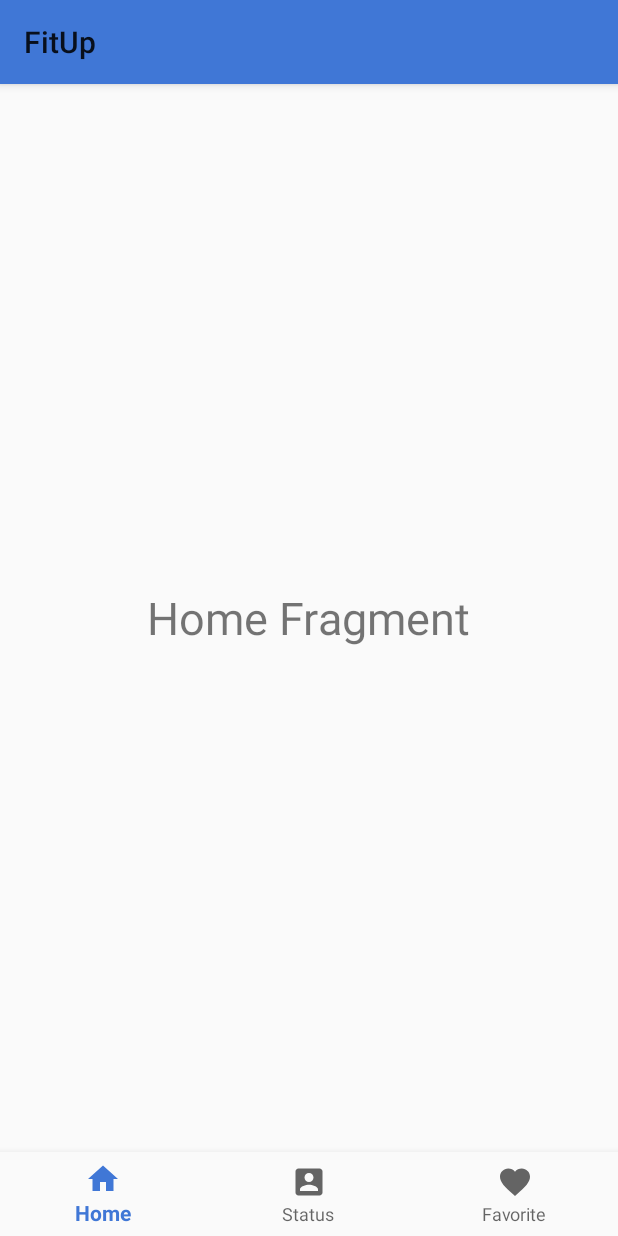
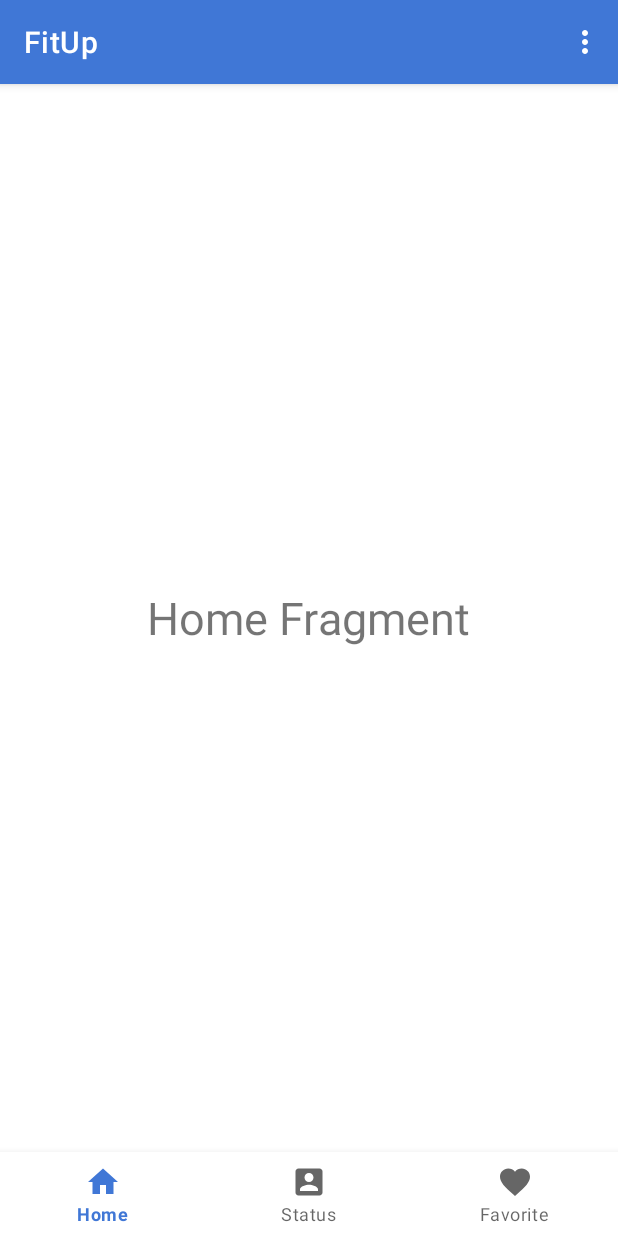
Before and after one commit to LiranFain22/FitUp, an Android app: the screen it shows after launch once a user with an empty profile is signed in (MainActivity), on a phone screen of 412 x 824 dp. Run offline under Robolectric (Android 15) with nearby library versions, the phone set to English and light mode, and no system bars; our stand-ins replace Firebase (no records; nobody signed in at launch, a user with empty details on screens opened directly).

Commit message:
complete to enable 'logout' option

```diff
--- a/app/build.gradle
+++ b/app/build.gradle
@@ -7,7 +7,7 @@
 
     defaultConfig {
         applicationId "com.example.fitup"
-        minSdkVersion 16
+        minSdkVersion 21
         targetSdkVersion 30
         versionCode 1
         versionName "1.0"
--- a/app/src/main/java/com/example/fitup/LoginActivity.java
+++ b/app/src/main/java/com/example/fitup/LoginActivity.java
@@ -34,6 +34,10 @@
 
         findView();
 
+        setLoginListener();
+    }
+
+    public void setLoginListener(){
         LOGIN_BTN_loginButton.setOnClickListener(new View.OnClickListener() {
             @Override
             public void onClick(View view) {
@@ -80,6 +84,7 @@
         Intent i = new Intent(this, MainActivity.class);
         i.putExtra("email", currentUser.getEmail());
         startActivity(i);
+        finish();
     }
 
     private void findView() {
--- a/app/src/main/java/com/example/fitup/MainActivity.java
+++ b/app/src/main/java/com/example/fitup/MainActivity.java
@@ -2,23 +2,54 @@
 
 import androidx.annotation.NonNull;
 import androidx.appcompat.app.AppCompatActivity;
+import androidx.appcompat.widget.Toolbar;
 import androidx.fragment.app.Fragment;
 
+import android.content.Intent;
 import android.os.Bundle;
+import android.view.Menu;
+import android.view.MenuInflater;
 import android.view.MenuItem;
+import android.widget.Toast;
 
 import com.google.android.material.bottomnavigation.BottomNavigationView;
+import com.google.firebase.auth.FirebaseAuth;
+import com.google.firebase.auth.FirebaseUser;
 
 public class MainActivity extends AppCompatActivity {
 
     private BottomNavigationView Main_bottom_navigation;
-
+    private Toolbar Main_toolbar;
     @Override
     protected void onCreate(Bundle savedInstanceState) {
         super.onCreate(savedInstanceState);
         setContentView(R.layout.activity_main);
 
         findView();
+
+        setSupportActionBar(Main_toolbar);
+    }
+
+    @Override
+    public boolean onCreateOptionsMenu(Menu menu) {
+        MenuInflater inflater = getMenuInflater();
+        inflater.inflate(R.menu.top_menu, menu);
+        return true;
+    }
+
+    @Override
+    public boolean onOptionsItemSelected(@NonNull MenuItem item) {
+        switch (item.getItemId()){
+            case R.id.Menu_icon_logout:
+                Toast.makeText(this, "Bye 😊", Toast.LENGTH_SHORT).show();
+                FirebaseAuth.getInstance().signOut();
+                Intent i = new Intent(getApplicationContext(),LoginActivity.class);
+                startActivity(i);
+                finish();
+                return true;
+            default:
+                return super.onOptionsItemSelected(item);
+        }
     }
 
     private BottomNavigationView.OnNavigationItemSelectedListener navListener = new BottomNavigationView.OnNavigationItemSelectedListener() {
@@ -38,13 +69,14 @@
                     break;
             }
             getSupportFragmentManager().beginTransaction().replace(R.id.Fragment_container, selectedFragment).commit();
-
             return true;
         }
     };
+
     private void findView() {
         Main_bottom_navigation = findViewById(R.id.Main_bottom_navigation);
         Main_bottom_navigation.setOnNavigationItemSelectedListener(navListener);
+        Main_toolbar = findViewById(R.id.Main_toolbar);
         getSupportFragmentManager().beginTransaction().replace(R.id.Fragment_container, new Fragment_Home()).commit();
     }
 }
--- /dev/null
+++ b/app/src/main/res/drawable/ic_baseline_account_circle_24.xml
@@ -0,0 +1,10 @@
+<vector xmlns:android="http://schemas.android.com/apk/res/android"
+    android:width="24dp"
+    android:height="24dp"
+    android:viewportWidth="24"
+    android:viewportHeight="24"
+    android:tint="?attr/colorControlNormal">
+  <path
+      android:fillColor="@android:color/white"
+      android:pathData="M12,2C6.48,2 2,6.48 2,12s4.48,10 10,10 10,-4.48 10,-10S17.52,2 12,2zM12,5c1.66,0 3,1.34 3,3s-1.34,3 -3,3 -3,-1.34 -3,-3 1.34,-3 3,-3zM12,19.2c-2.5,0 -4.71,-1.28 -6,-3.22 0.03,-1.99 4,-3.08 6,-3.08 1.99,0 5.97,1.09 6,3.08 -1.29,1.94 -3.5,3.22 -6,3.22z"/>
+</vector>
--- a/app/src/main/res/layout/activity_main.xml
+++ b/app/src/main/res/layout/activity_main.xml
@@ -6,11 +6,16 @@
     android:layout_height="match_parent"
     tools:context=".MainActivity">
 
+    <include
+        android:id="@+id/Main_toolbar"
+        layout="@layout/toolbar" />
+
     <FrameLayout
         android:id="@+id/Fragment_container"
         android:layout_width="match_parent"
         android:layout_height="match_parent"
-        android:layout_above="@+id/Main_bottom_navigation"/>
+        android:layout_above="@+id/Main_bottom_navigation"
+        android:layout_below="@+id/Main_toolbar" />
 
     <com.google.android.material.bottomnavigation.BottomNavigationView
         android:id="@+id/Main_bottom_navigation"
--- a/app/src/main/res/layout/fragment_home.xml
+++ b/app/src/main/res/layout/fragment_home.xml
@@ -1,6 +1,7 @@
 <?xml version="1.0" encoding="utf-8"?>
 <RelativeLayout xmlns:android="http://schemas.android.com/apk/res/android"
-    android:layout_width="match_parent" android:layout_height="match_parent">
+    android:layout_width="match_parent" android:layout_height="match_parent"
+    android:id="@+id/Fragment_home">
 
     <TextView
         android:layout_width="wrap_content"
--- a/app/src/main/res/layout/fragment_userstatus.xml
+++ b/app/src/main/res/layout/fragment_userstatus.xml
@@ -1,6 +1,7 @@
 <?xml version="1.0" encoding="utf-8"?>
 <RelativeLayout xmlns:android="http://schemas.android.com/apk/res/android"
-    android:layout_width="match_parent" android:layout_height="match_parent">
+    android:layout_width="match_parent" android:layout_height="match_parent"
+    android:id="@+id/Fragment_user_status">
 
     <TextView
         android:layout_width="wrap_content"
--- /dev/null
+++ b/app/src/main/res/layout/toolbar.xml
@@ -0,0 +1,12 @@
+<?xml version="1.0" encoding="utf-8"?>
+<androidx.appcompat.widget.Toolbar xmlns:android="http://schemas.android.com/apk/res/android"
+    android:layout_width="match_parent"
+    android:layout_height="wrap_content"
+    xmlns:app="http://schemas.android.com/apk/res-auto"
+    android:background="@color/colorPrimary"
+    android:elevation="4dp"
+    android:theme="@style/ThemeOverlay.AppCompat.Dark.ActionBar"
+    app:popupTheme="@style/ThemeOverlay.AppCompat.Light">
+
+
+</androidx.appcompat.widget.Toolbar>
--- /dev/null
+++ b/app/src/main/res/menu/top_menu.xml
@@ -0,0 +1,11 @@
+<?xml version="1.0" encoding="utf-8"?>
+<menu xmlns:android="http://schemas.android.com/apk/res/android"
+    xmlns:app="http://schemas.android.com/apk/res-auto">
+
+    <item
+        android:id="@+id/Menu_icon_logout"
+        android:icon="@drawable/ic_baseline_account_circle_24"
+        android:title="Logout"
+        app:showAsAction="never" />
+
+</menu>
--- a/app/src/main/res/values/styles.xml
+++ b/app/src/main/res/values/styles.xml
@@ -1,6 +1,6 @@
 <resources>
     <!-- Base application theme. -->
-    <style name="AppTheme" parent="Theme.MaterialComponents.DayNight.Bridge">
+    <style name="AppTheme" parent="Theme.MaterialComponents.DayNight.NoActionBar">
         <!-- Customize your theme here. -->
         <item name="colorPrimary">@color/colorPrimary</item>
         <item name="colorPrimaryDark">@color/colorPrimaryDark</item>
```
Also changed, not shown: app/src/main/res/drawable/ic_baseline_exit_to_app_24.xml (added, +10 -0 lines).
